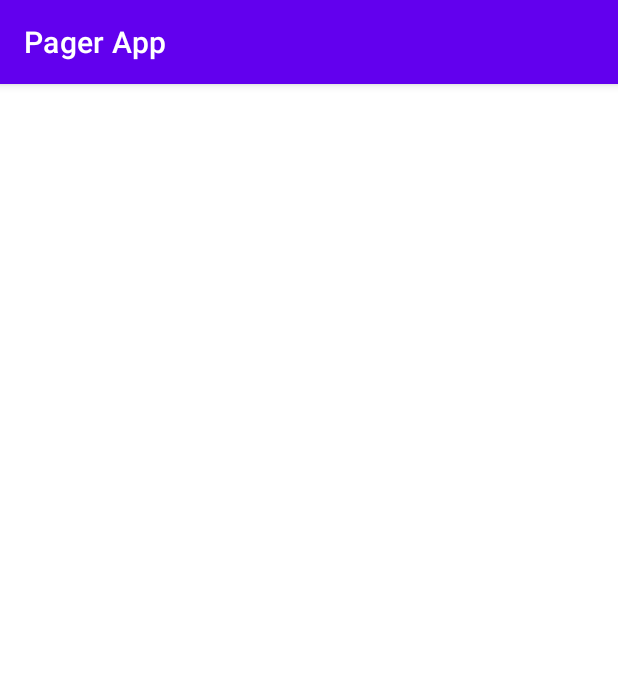
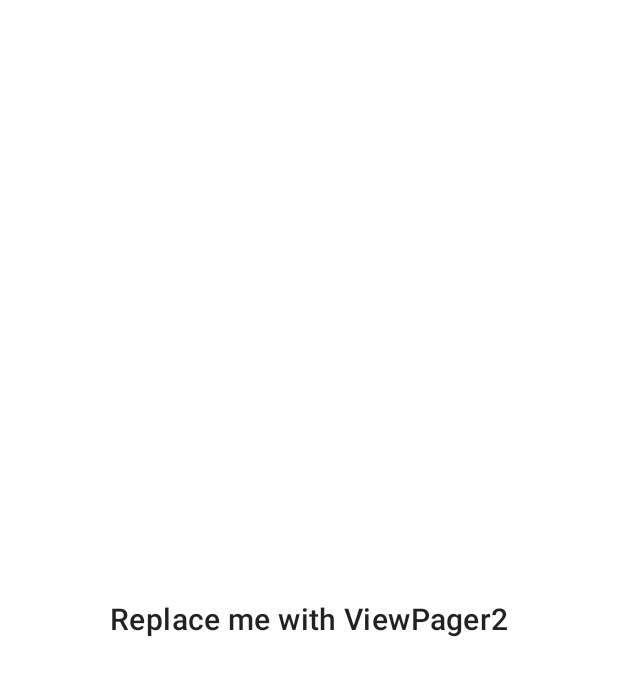
Before and after one commit to Zelyder/test47_viewpager2, an Android app: the screen it shows after launch (MainActivity), on a phone screen of 412 x 824 dp. Shown: the top 676 px of the screen. Run offline under Robolectric (Android 15) with nearby library versions, the phone set to English and light mode, and no system bars.

Commit message:
Libs, fragments, resources and page layout prepared.

```diff
--- a/app/build.gradle
+++ b/app/build.gradle
@@ -39,5 +39,9 @@ dependencies {
     implementation 'androidx.fragment:fragment-ktx:1.2.5'
     implementation "androidx.viewpager2:viewpager2:1.1.0-alpha01"
     implementation 'com.google.android.material:material:1.2.1'
+
+    // https://github.com/hdodenhof/CircleImageView
+    implementation 'de.hdodenhof:circleimageview:3.1.0'
+
     implementation "org.jetbrains.kotlin:kotlin-stdlib:$kotlin_version"
 }
--- a/app/src/main/java/ru/webanimal/test47_viewpager2/MainActivity.kt
+++ b/app/src/main/java/ru/webanimal/test47_viewpager2/MainActivity.kt
@@ -10,7 +10,7 @@ class MainActivity : AppCompatActivity() {
 
 		if (savedInstanceState == null) {
 			supportFragmentManager.beginTransaction()
-				.replace(R.id.container, MainFragment.create())
+				.replace(R.id.container, PagerHostFragment.create())
 				.addToBackStack(null)
 				.commit()
 		}
--- a/app/src/main/java/ru/webanimal/test47_viewpager2/MainFragment.kt
+++ /dev/null
@@ -1,12 +0,0 @@
-package ru.webanimal.test47_viewpager2
-
-import androidx.fragment.app.Fragment
-
-class MainFragment : Fragment() {
-
-
-
-    companion object {
-        fun create(): MainFragment = MainFragment()
-    }
-}
--- /dev/null
+++ b/app/src/main/java/ru/webanimal/test47_viewpager2/PagerHostFragment.kt
@@ -0,0 +1,30 @@
+package ru.webanimal.test47_viewpager2
+
+import android.os.Bundle
+import android.view.LayoutInflater
+import android.view.View
+import android.view.ViewGroup
+import androidx.fragment.app.Fragment
+
+class PagerHostFragment : Fragment() {
+
+    override fun onCreateView(
+        inflater: LayoutInflater,
+        container: ViewGroup?,
+        savedInstanceState: Bundle?
+    ): View? {
+
+        return inflater.inflate(R.layout.fragment_viewpager_host_fragment, container, false)
+    }
+
+    override fun onViewCreated(view: View, savedInstanceState: Bundle?) {
+        super.onViewCreated(view, savedInstanceState)
+
+        val titles = resources.getStringArray(R.array.onboarding_page_titles)
+        val subtitles = resources.getStringArray(R.array.onboarding_page_subtitles)
+    }
+
+    companion object {
+        fun create(): PagerHostFragment = PagerHostFragment()
+    }
+}
--- a/app/src/main/res/layout/fragment_viewpager_host_fragment.xml
+++ b/app/src/main/res/layout/fragment_viewpager_host_fragment.xml
@@ -1,8 +1,19 @@
 <?xml version="1.0" encoding="utf-8"?>
 <androidx.constraintlayout.widget.ConstraintLayout
     xmlns:android="http://schemas.android.com/apk/res/android"
+    xmlns:app="http://schemas.android.com/apk/res-auto"
     android:layout_width="match_parent"
     android:layout_height="match_parent"
     >
 
+    <TextView style="@style/TextAppearance.MaterialComponents.Headline6"
+        android:layout_width="wrap_content"
+        android:layout_height="wrap_content"
+        android:text="Replace me with ViewPager2"
+        app:layout_constraintBottom_toBottomOf="parent"
+        app:layout_constraintLeft_toLeftOf="parent"
+        app:layout_constraintRight_toRightOf="parent"
+        app:layout_constraintTop_toTopOf="parent"
+        />
+
 </androidx.constraintlayout.widget.ConstraintLayout>
--- a/app/src/main/res/values/colors.xml
+++ b/app/src/main/res/values/colors.xml
@@ -1,5 +1,19 @@
 <?xml version="1.0" encoding="utf-8"?>
 <resources>
+
+    <!-- Design colors -->
+    <color name="white70">#B2FFFFFF</color>
+    <color name="colorDarkerBlue">#191926</color>
+    <color name="colorDarkBlue">#222232</color>
+    <color name="colorGrayBlue">#404056</color>
+    <color name="colorGrayStroke">#636375</color>
+    <color name="colorPink">#FF3466</color>
+
+    <color name="colorGrayText">#6D6D80</color>
+    <color name="colorLightOnDarkText">#ECECEC</color>
+    <!-- Design colors -->
+
+    <!-- Default colors -->
     <color name="purple_200">#FFBB86FC</color>
     <color name="purple_500">#FF6200EE</color>
     <color name="purple_700">#FF3700B3</color>
@@ -7,4 +21,6 @@
     <color name="teal_700">#FF018786</color>
     <color name="black">#FF000000</color>
     <color name="white">#FFFFFFFF</color>
+    <!-- Default colors -->
+
 </resources>
--- a/app/src/main/res/values/strings.xml
+++ b/app/src/main/res/values/strings.xml
@@ -1,3 +1,25 @@
 <resources>
-    <string name="app_name">Pager App</string>
+
+    <string name="app_name">ViewPager2 sample</string>
+
+    <!-- Onboarding -->
+    <string name="onboarding_title">Welcome</string>
+    <string name="onboarding_page_title_sample">My love</string>
+    <string name="onboarding_page_subtitle_sample">She is so good</string>
+    <string name="onboarding_page_button_skip">skip</string>
+    <string name="onboarding_page_button_close">close</string>
+
+    <string-array name="onboarding_page_titles">
+        <item>Some nice guy</item>
+        <item>My love</item>
+        <item>Wonder woman 84</item>
+    </string-array>
+
+    <string-array name="onboarding_page_subtitles">
+        <item>He killed Kenny, bastard!</item>
+        <item>She is so good</item>
+        <item>One of the Amazons. Zeus\'s daughter</item>
+    </string-array>
+    <!-- Onboarding -->
+
 </resources>
--- a/app/src/main/res/values/themes.xml
+++ b/app/src/main/res/values/themes.xml
@@ -1,16 +1,13 @@
 <resources xmlns:tools="http://schemas.android.com/tools">
-    <!-- Base application theme. -->
-    <style name="Theme.PagerApp" parent="Theme.MaterialComponents.DayNight.DarkActionBar">
-        <!-- Primary brand color. -->
-        <item name="colorPrimary">@color/purple_500</item>
-        <item name="colorPrimaryVariant">@color/purple_700</item>
+
+    <style name="Theme.PagerApp" parent="Theme.MaterialComponents.DayNight.NoActionBar">
+        <item name="colorPrimary">@color/colorDarkBlue</item>
+        <item name="colorPrimaryVariant">@color/colorDarkerBlue</item>
         <item name="colorOnPrimary">@color/white</item>
-        <!-- Secondary brand color. -->
         <item name="colorSecondary">@color/teal_200</item>
         <item name="colorSecondaryVariant">@color/teal_700</item>
         <item name="colorOnSecondary">@color/black</item>
-        <!-- Status bar color. -->
         <item name="android:statusBarColor" tools:targetApi="l">?attr/colorPrimaryVariant</item>
-        <!-- Customize your theme here. -->
     </style>
+
 </resources>
--- a/build.gradle
+++ b/build.gradle
@@ -1,16 +1,14 @@
-// Top-level build file where you can add configuration options common to all sub-projects/modules.
 buildscript {
     ext.kotlin_version = "1.4.20"
+
     repositories {
         google()
         jcenter()
     }
+
     dependencies {
         classpath "com.android.tools.build:gradle:4.1.1"
         classpath "org.jetbrains.kotlin:kotlin-gradle-plugin:$kotlin_version"
-
-        // NOTE: Do not place your application dependencies here; they belong
-        // in the individual module build.gradle files
     }
 }
 
```
Also changed, not shown: app/src/main/java/ru/webanimal/test47_viewpager2/OnboardingPageFragment.kt (added, +45 -0 lines), app/src/main/res/layout/item_onboarding_page.xml (added, +72 -0 lines), app/src/main/res/values/dimens.xml (added, +16 -0 lines), app/src/main/res/values/sizes.xml (added, +9 -0 lines), app/src/main/res/drawable-nodpi/img_portrait_page_01.jpg (added), app/src/main/res/drawable-nodpi/img_portrait_page_02.jpg (added), app/src/main/res/drawable-nodpi/img_portrait_page_03.jpg (added).
